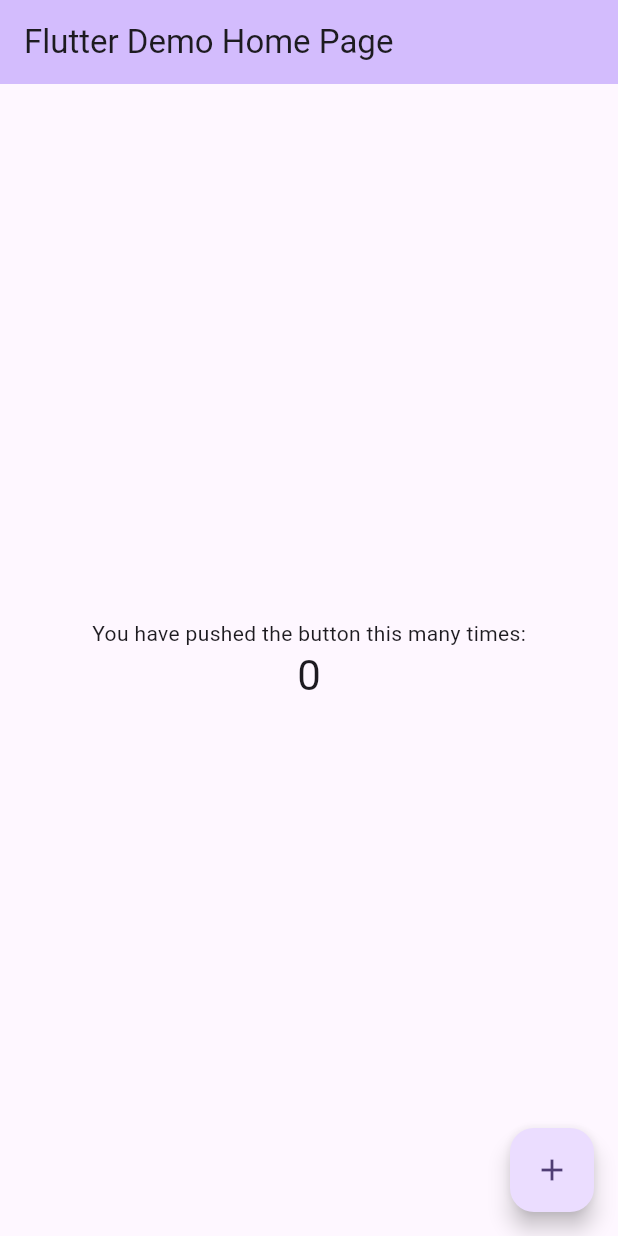
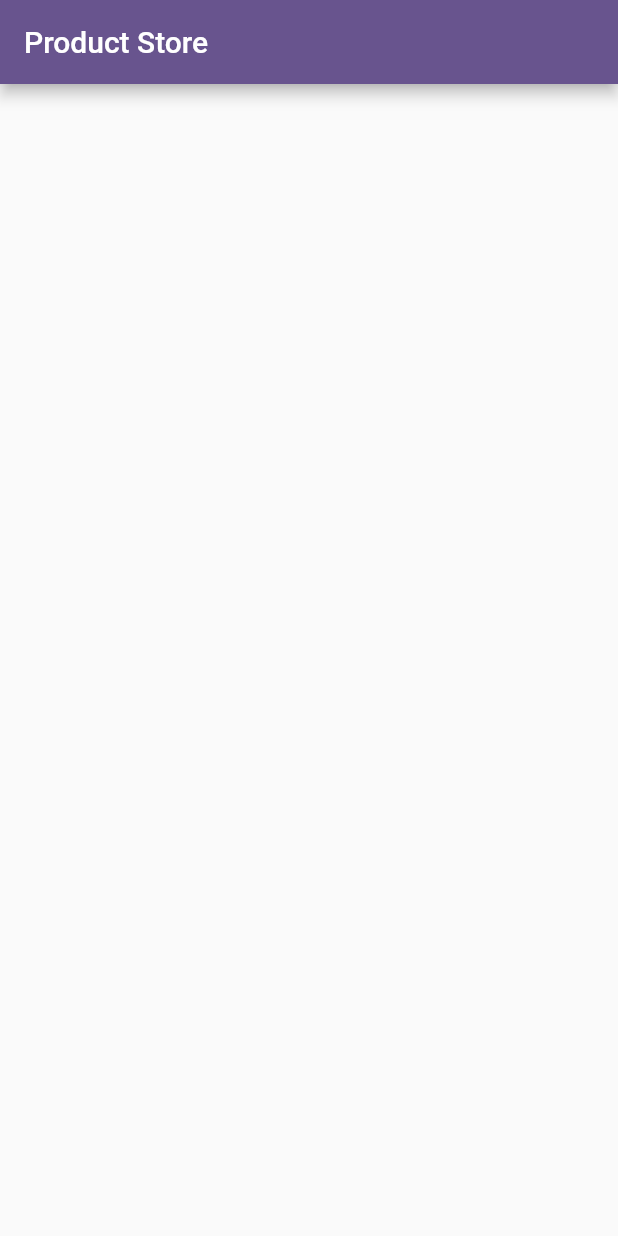
Before and after one commit to vishwas-kr/Flutter-Bloc, a Flutter app: the screen it shows after launch, on a phone screen of 412 x 824 dp. Run offline on Flutter 3.47's test engine with Material 2 defaults, Android fonts, the phone set to English and light mode, and no system bars; our stand-ins replace bloc.

Commit message:
setting up

```diff
--- /dev/null
+++ b/lib/data/product_data.dart
@@ -0,0 +1,36 @@
+class ProductData {
+  static List<Map<String, dynamic>> productData = [
+    {
+      'name': 'Product 1',
+      'price': 9.99,
+      'title': 'I am the first product',
+      'id': 1,
+      'image':
+          'https://img.freepik.com/free-vector/realistic-cosmetic-packaging_1268-1266.jpg?size=626&ext=jpg&ga=GA1.1.1399549575.1672332440&semt=sph',
+    },
+    {
+      'name': 'Product 2',
+      'price': 14.99,
+      'title': 'I am the second product',
+      'id': 2,
+      'image':
+          'https://img.freepik.com/free-photo/beauty-products-recipients-assortment-grey-stones_23-2148761390.jpg?size=626&ext=jpg&ga=GA1.1.1399549575.1672332440&semt=sph',
+    },
+    {
+      'name': 'Product 3',
+      'price': 19.99,
+      'title': 'I am the third product',
+      'id': 3,
+      'image':
+          'https://img.freepik.com/premium-photo/makeup-palette-illustration-ai-generativexa_115919-15036.jpg?size=626&ext=jpg&ga=GA1.1.1399549575.1672332440&semt=sph',
+    },
+    {
+      'name': 'Product 4',
+      'price': 24.99,
+      'title': 'I am the fourth product',
+      'id': 4,
+      'image':
+          'https://img.freepik.com/free-photo/beauty-skincare-products-bathroom_53876-133303.jpg?size=626&ext=jpg&ga=GA1.1.1399549575.1672332440&semt=sph',
+    },
+  ];
+}
--- /dev/null
+++ b/lib/features/cart/bloc/cart_event.dart
@@ -0,0 +1,4 @@
+part of 'cart_bloc.dart';
+
+@immutable
+abstract class CartEvent {}
--- /dev/null
+++ b/lib/features/cart/bloc/cart_state.dart
@@ -0,0 +1,6 @@
+part of 'cart_bloc.dart';
+
+@immutable
+abstract class CartState {}
+
+class CartInitial extends CartState {}
--- /dev/null
+++ b/lib/features/home/bloc/home_event.dart
@@ -0,0 +1,4 @@
+part of 'home_bloc.dart';
+
+@immutable
+abstract class HomeEvent {}
--- /dev/null
+++ b/lib/features/home/bloc/home_state.dart
@@ -0,0 +1,6 @@
+part of 'home_bloc.dart';
+
+@immutable
+abstract class HomeState {}
+
+class HomeInitial extends HomeState {}
--- /dev/null
+++ b/lib/features/home/ui/home.dart
@@ -0,0 +1,14 @@
+import 'package:flutter/material.dart';
+
+class Home extends StatelessWidget {
+  const Home({super.key});
+
+  @override
+  Widget build(BuildContext context) {
+    return Scaffold(
+      appBar: AppBar(
+        title: const Text('Product Store'),
+      ),
+    );
+  }
+}
--- /dev/null
+++ b/lib/features/wishlist/bloc/wishlist_event.dart
@@ -0,0 +1,4 @@
+part of 'wishlist_bloc.dart';
+
+@immutable
+abstract class WishlistEvent {}
--- /dev/null
+++ b/lib/features/wishlist/bloc/wishlist_state.dart
@@ -0,0 +1,6 @@
+part of 'wishlist_bloc.dart';
+
+@immutable
+abstract class WishlistState {}
+
+class WishlistInitial extends WishlistState {}
--- a/lib/main.dart
+++ b/lib/main.dart
@@ -1,4 +1,6 @@
 import 'package:flutter/material.dart';
+
+import 'features/home/ui/home.dart';
 
 void main() {
   runApp(const MyApp());
@@ -12,114 +14,12 @@ class MyApp extends StatelessWidget {
   Widget build(BuildContext context) {
     return MaterialApp(
       title: 'Flutter Demo',
+      debugShowCheckedModeBanner: false,
       theme: ThemeData(
-        // This is the theme of your application.
-        //
-        // TRY THIS: Try running your application with "flutter run". You'll see
-        // the application has a blue toolbar. Then, without quitting the app,
-        // try changing the seedColor in the colorScheme below to Colors.green
-        // and then invoke "hot reload" (save your changes or press the "hot
-        // reload" button in a Flutter-supported IDE, or press "r" if you used
-        // the command line to start the app).
-        //
-        // Notice that the counter didn't reset back to zero; the application
-        // state is not lost during the reload. To reset the state, use hot
-        // restart instead.
-        //
-        // This works for code too, not just values: Most code changes can be
-        // tested with just a hot reload.
         colorScheme: ColorScheme.fromSeed(seedColor: Colors.deepPurple),
-        useMaterial3: true,
+        //useMaterial3: true,
       ),
-      home: const MyHomePage(title: 'Flutter Demo Home Page'),
+      home: const Home(),
     );
   }
 }
-
-class MyHomePage extends StatefulWidget {
-  const MyHomePage({super.key, required this.title});
-
-  // This widget is the home page of your application. It is stateful, meaning
-  // that it has a State object (defined below) that contains fields that affect
-  // how it looks.
-
-  // This class is the configuration for the state. It holds the values (in this
-  // case the title) provided by the parent (in this case the App widget) and
-  // used by the build method of the State. Fields in a Widget subclass are
-  // always marked "final".
-
-  final String title;
-
-  @override
-  State<MyHomePage> createState() => _MyHomePageState();
-}
-
-class _MyHomePageState extends State<MyHomePage> {
-  int _counter = 0;
-
-  void _incrementCounter() {
-    setState(() {
-      // This call to setState tells the Flutter framework that something has
-      // changed in this State, which causes it to rerun the build method below
-      // so that the display can reflect the updated values. If we changed
-      // _counter without calling setState(), then the build method would not be
-      // called again, and so nothing would appear to happen.
-      _counter++;
-    });
-  }
-
-  @override
-  Widget build(BuildContext context) {
-    // This method is rerun every time setState is called, for instance as done
-    // by the _incrementCounter method above.
-    //
-    // The Flutter framework has been optimized to make rerunning build methods
-    // fast, so that you can just rebuild anything that needs updating rather
-    // than having to individually change instances of widgets.
-    return Scaffold(
-      appBar: AppBar(
-        // TRY THIS: Try changing the color here to a specific color (to
-        // Colors.amber, perhaps?) and trigger a hot reload to see the AppBar
-        // change color while the other colors stay the same.
-        backgroundColor: Theme.of(context).colorScheme.inversePrimary,
-        // Here we take the value from the MyHomePage object that was created by
-        // the App.build method, and use it to set our appbar title.
-        title: Text(widget.title),
-      ),
-      body: Center(
-        // Center is a layout widget. It takes a single child and positions it
-        // in the middle of the parent.
-        child: Column(
-          // Column is also a layout widget. It takes a list of children and
-          // arranges them vertically. By default, it sizes itself to fit its
-          // children horizontally, and tries to be as tall as its parent.
-          //
-          // Column has various properties to control how it sizes itself and
-          // how it positions its children. Here we use mainAxisAlignment to
-          // center the children vertically; the main axis here is the vertical
-          // axis because Columns are vertical (the cross axis would be
-          // horizontal).
-          //
-          // TRY THIS: Invoke "debug painting" (choose the "Toggle Debug Paint"
-          // action in the IDE, or press "p" in the console), to see the
-          // wireframe for each widget.
-          mainAxisAlignment: MainAxisAlignment.center,
-          children: <Widget>[
-            const Text(
-              'You have pushed the button this many times:',
-            ),
-            Text(
-              '$_counter',
-              style: Theme.of(context).textTheme.headlineMedium,
-            ),
-          ],
-        ),
-      ),
-      floatingActionButton: FloatingActionButton(
-        onPressed: _incrementCounter,
-        tooltip: 'Increment',
-        child: const Icon(Icons.add),
-      ), // This trailing comma makes auto-formatting nicer for build methods.
-    );
-  }
-}
```
Also changed, not shown: lib/features/cart/bloc/cart_bloc.dart (added, +13 -0 lines), lib/features/home/bloc/home_bloc.dart (added, +13 -0 lines), lib/features/wishlist/bloc/wishlist_bloc.dart (added, +13 -0 lines), pubspec.yaml (+9 -17 lines), pubspec.lock, 1 other file.
